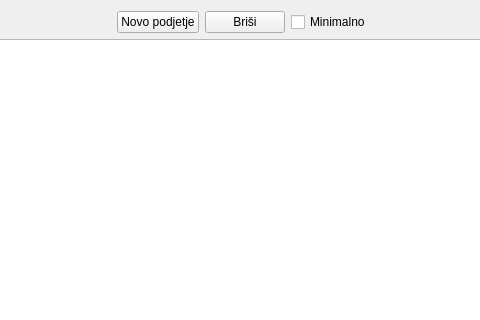
This is wid_podjetje.ui in bubi-luka/BubiRacun as Qt 5 draws it before an edit; both pictures show x 160 to 640 and y 0 to 320 of the 808 by 634 pixel window. The edited form follows.
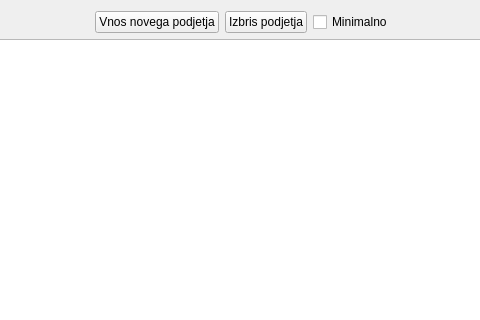
This is the edited form.

The edit to the form file:
```diff
--- a/wid_podjetje.ui
+++ b/wid_podjetje.ui
@@ -35,14 +35,14 @@
      <item>
       <widget class="QPushButton" name="btn_nov">
        <property name="text">
-        <string>Novo podjetje</string>
+        <string>Vnos novega podjetja</string>
        </property>
       </widget>
      </item>
      <item>
       <widget class="QPushButton" name="btn_brisi">
        <property name="text">
-        <string>Briši</string>
+        <string>Izbris podjetja</string>
        </property>
       </widget>
      </item>
```
